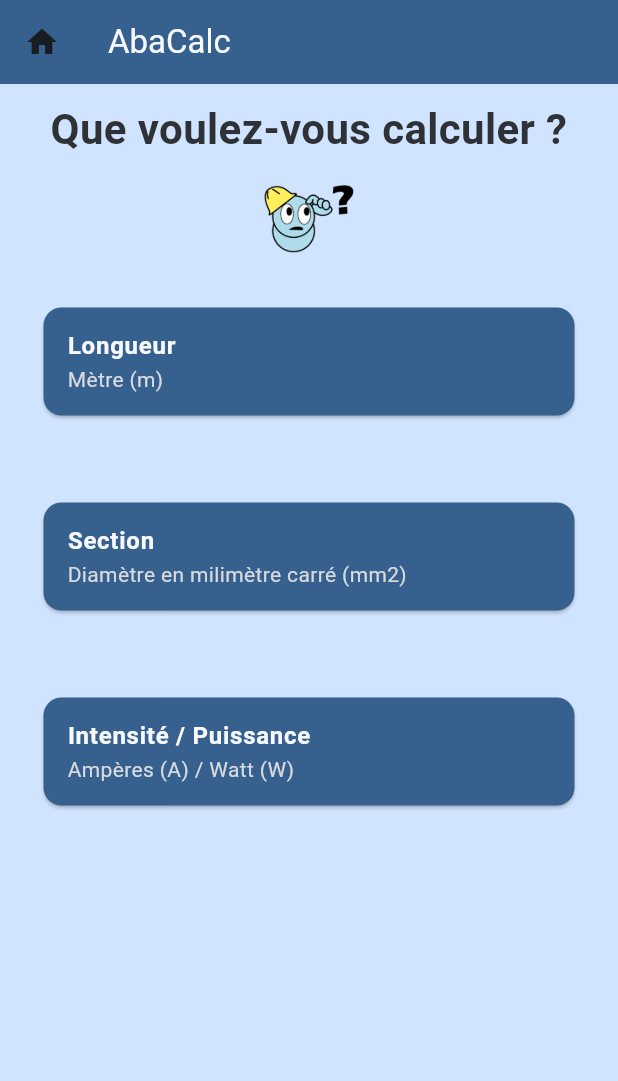
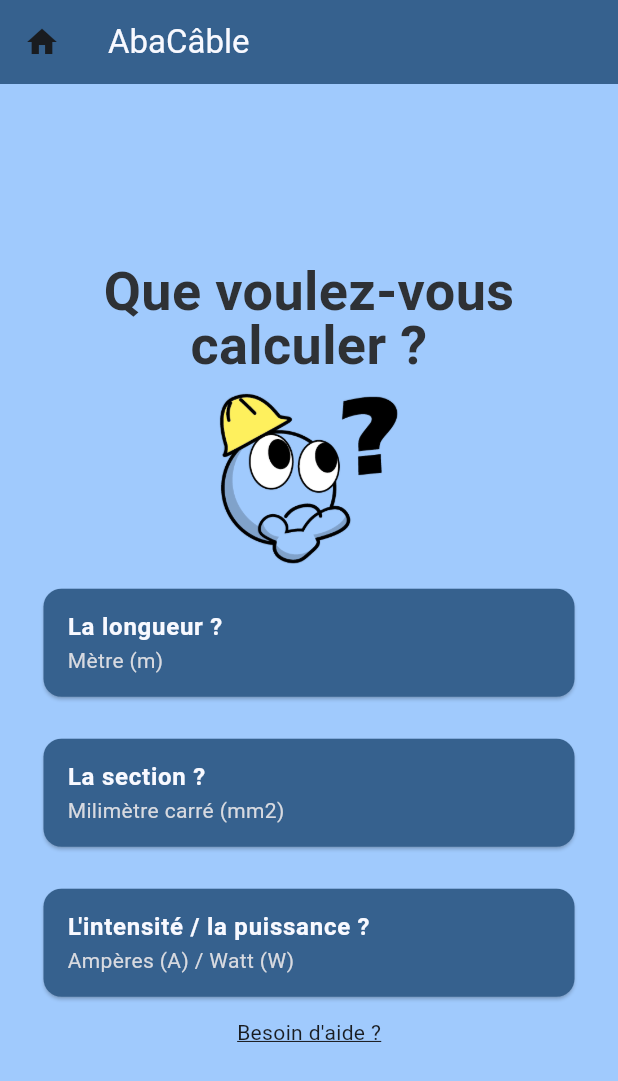
Before and after one commit to RobinAbela42/Abaque_app, a Flutter app: the screen it shows after launch, on a phone screen of 412 x 824 dp. Shown: the top 1081 px of the screen. Run offline on Flutter 3.47's test engine with Material 3 defaults, Android fonts, the phone set to English and light mode, and no system bars; our stand-ins replace dropdown_button2.

Commit message:
A bit of styling, on first page, and in Intensity page. Using of colorscheme for every color. UI working mostly

```diff
--- a/lib/ui/abaque/cable_home_page.dart
+++ b/lib/ui/abaque/cable_home_page.dart
@@ -17,14 +17,15 @@ class _CableHomePageState extends State<CableHomePage> {
     return Scaffold(
       appBar: AppBar(
         title: Text(
-          'AbaCalc',
+          'AbaCâble',
           style: TextStyle(color: theme.colorScheme.surface),
         ),
         leading: Icon(Icons.home),
         backgroundColor: theme.colorScheme.primary,
       ),
-      backgroundColor: theme.colorScheme.primaryContainer,
+      backgroundColor: theme.colorScheme.primaryFixedDim,
       body: Center(
+        child: SingleChildScrollView(
           child: Column(
             children: [
               Padding(
@@ -35,42 +36,80 @@ class _CableHomePageState extends State<CableHomePage> {
                   'Que voulez-vous calculer ?',
                   softWrap: true,
                   style: TextStyle(
-                  fontSize: 28,
+                    height: 1,
+                    fontSize: 36,
                     fontWeight: FontWeight.bold,
                     color: theme.colorScheme.inverseSurface,
                   ),
                 ),
               ),
               SizedBox(
-              width: 60,
-              height: 60,
-              child: Image(image: AssetImage("assets/emojis/mascot_thinking.png")),
+                width: 120,
+                height: 120,
+                child: Image(image: AssetImage("assets/emojis/thinking-2.png")),
               ),
               Padding(
-              padding: const EdgeInsets.all(25.0),
+                padding: const EdgeInsets.fromLTRB(25, 10, 25, 10),
                 child: BigCard(
-                cardName: 'Longueur',
+                  cardName: 'La longueur ?',
                   cardSubtitle: 'Mètre (m)',
                   widgetToGo: LengthQueryMono(),
                 ),
               ),
               Padding(
-              padding: const EdgeInsets.all(25.0),
+                padding: const EdgeInsets.fromLTRB(25, 10, 25, 10),
                 child: BigCard(
-                cardName: 'Section',
-                cardSubtitle: 'Diamètre en milimètre carré (mm2)',
+                  cardName: 'La section ?',
+                  cardSubtitle: 'Milimètre carré (mm2)',
                   widgetToGo: SectionQueryMono(),
                 ),
               ),
               Padding(
-              padding: const EdgeInsets.all(25.0),
+                padding: const EdgeInsets.fromLTRB(25, 10, 25, 10),
                 child: BigCard(
-                cardName: 'Intensité / Puissance',
+                  cardName: 'L\'intensité / la puissance ?',
                   cardSubtitle: 'Ampères (A) / Watt (W)',
                   widgetToGo: IntensityQueryMono(),
                 ),
               ),
+              Padding(
+                padding: const EdgeInsets.fromLTRB(0, 0, 0, 15),
+                child: InkWell(
+                  child: Text(
+                    'Besoin d\'aide ?',
+                    style: TextStyle(decoration: TextDecoration.underline),
+                  ),
+                  onTap: () {
+                    showDialog(
+                      context: context,
+                      builder: (context) {
+                        return AlertDialog(
+                          title: Text(
+                            "Explication",
+                            style: TextStyle(
+                              fontSize: 15,
+                              fontWeight: FontWeight.bold,
+                            ),
+                          ),
+                          content: SingleChildScrollView(
+                            child: Column(
+                              children: [
+                                Text(
+                                  "Une Abaque est un tableau grâce auquel on peut trouver les bonnes façons de poser des câbles, sans surchauffe de ces derniers par exemple.\n\nCette application fait la même chose, en plus simple ! On vous aide à trouver la longueur parfaite, la section idéale, ou l'intensitée maximum sur une installation. \n\nCliquez sur ce même bouton dans les pages pour voir avoir plus de détails !",
+                                  textAlign: TextAlign.justify,
+                                  style: TextStyle(fontSize: 12),
+                                ),
                               ],
+                            ),
+                          ),
+                        );
+                      },
+                    );
+                  },
+                ),
+              ),
+            ],
+          ),
         ),
       ),
     );
@@ -115,19 +154,6 @@ class BigCard extends StatelessWidget {
             style: TextStyle(color: theme.colorScheme.surfaceDim),
           ),
           style: ListTileStyle.values.first,
-          // width: 300,
-          // height: 100,
-
-          // child: Center(
-          //   child: Text(
-          //     cardName,
-          //     style: TextStyle(
-          //       fontSize: 18,
-          //       fontFamily: "",
-          //       color: Colors.white,
-          //     ),
-          //   ),
-          // ),
         ),
       ),
     );
--- a/lib/ui/abaque/widgets/length_selector.dart
+++ b/lib/ui/abaque/widgets/length_selector.dart
@@ -29,13 +29,15 @@ class _LengthselectorState extends State<Lengthselector> {
         padding: const EdgeInsets.all(25.0),
         child: Table(
           children: [
-            TableRow(children: [Center(child: Text('Longueur : '))]),
+            TableRow(children: [Center(child: Text('Longueur : ', style: TextStyle(color: theme.colorScheme.surface)))]),
             TableRow(
               children: [
                 TextField(
                   keyboardType: TextInputType.number,
+                  style: TextStyle(color: theme.colorScheme.surface),
                   controller: lengthController,
-                  decoration: InputDecoration(border: OutlineInputBorder(), fillColor: theme.colorScheme.surface),
+
+                  decoration: InputDecoration(border: OutlineInputBorder(borderRadius: BorderRadius.all(Radius.circular(5))), fillColor: theme.colorScheme.surface),
                   onChanged: (value) {
                     length = stringToNum(str: value);
                     LengthNotification().dispatch(context);
--- a/lib/ui/abaque/widgets/voltage_selector.dart
+++ b/lib/ui/abaque/widgets/voltage_selector.dart
@@ -35,6 +35,8 @@ class _VoltageselectorState extends State<Voltageselector> {
               ),
               value: singlePhasedVoltage,
               groupValue: voltage,
+              activeColor: theme.colorScheme.primaryFixedDim,
+              tileColor: theme.colorScheme.primary,
               onChanged: (num? value) {
                 setState(() {
                   voltage = value!;
@@ -50,6 +52,8 @@ class _VoltageselectorState extends State<Voltageselector> {
               ),
               value: treePhasedVoltage,
               groupValue: voltage,
+              activeColor: theme.colorScheme.primaryFixedDim,
+              tileColor: theme.colorScheme.primary,
               onChanged: (num? value) {
                 setState(() {
                   voltage = value!;
--- a/pubspec.yaml
+++ b/pubspec.yaml
@@ -30,6 +30,8 @@ environment:
 dependencies:
   flutter:
     sdk: flutter
+
+  dropdown_button2: ^2.3.8
 
   # The following adds the Cupertino Icons font to your application.
   # Use with the CupertinoIcons class for iOS style icons.
@@ -67,6 +69,7 @@ flutter:
     - assets/emojis/smiling.png
     - assets/emojis/wondering.png
     - assets/emojis/thinking.png
+    - assets/emojis/thinking-2.png
     - assets/emojis/mascot_thinking.png
   # An image asset can refer to one or more resolution-specific "variants", see
   # https://flutter.dev/to/resolution-aware-images
```
Also changed, not shown: lib/ui/abaque/widgets/section_selector.dart (+23 -4 lines), assets/emojis/thinking-2.png (added), pubspec.lock. Lines whose indentation alone changed are shown as unchanged.
